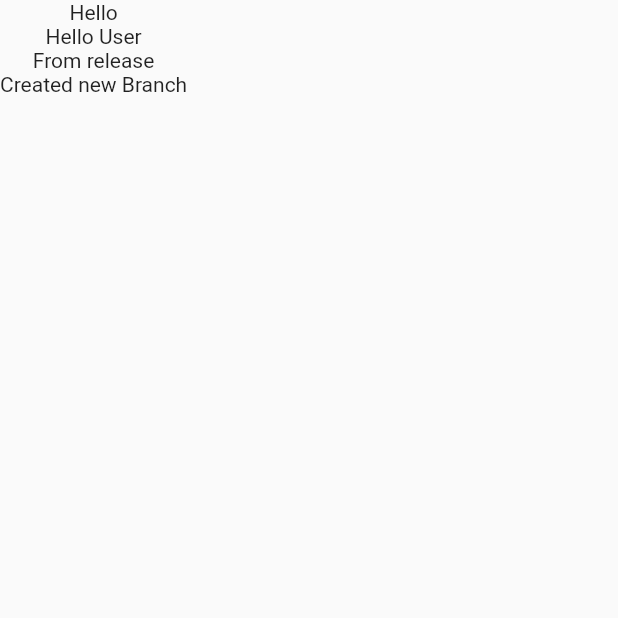
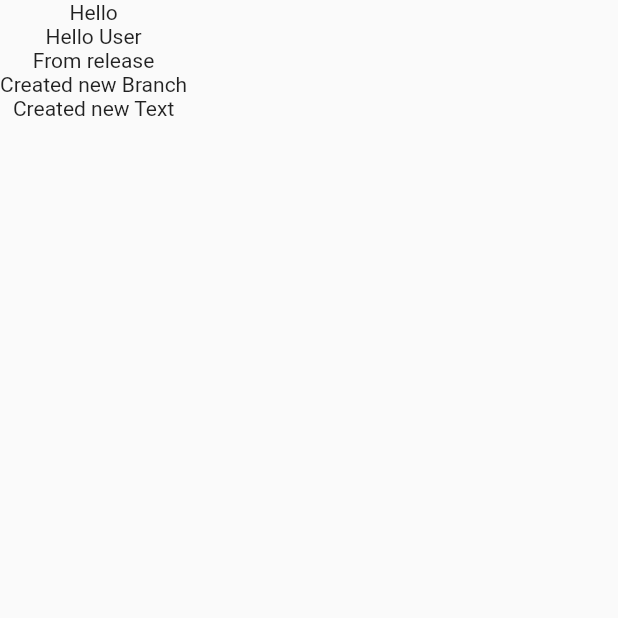
Before and after one commit to roshanwadekar-atcs/sample_app, a Flutter app: the screen it shows after launch, on a phone screen of 412 x 824 dp, the top half of it. Run offline on Flutter 3.47's test engine with Material 2 defaults, Android fonts, the phone set to English and light mode, and no system bars.

Commit message:
new text

```diff
--- a/lib/main.dart
+++ b/lib/main.dart
@@ -37,6 +37,7 @@ class _HomePageState extends State<HomePage> {
           Text("Hello User"),
           Text("From release"),
           Text("Created new Branch"),
+          Text("Created new Text")
 
 
         ],
```
